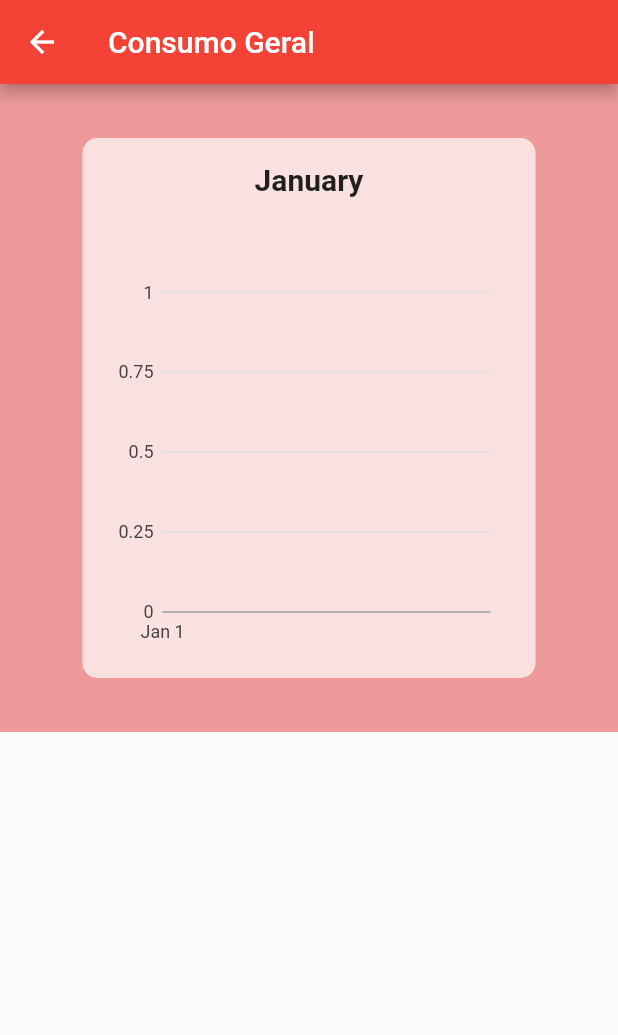
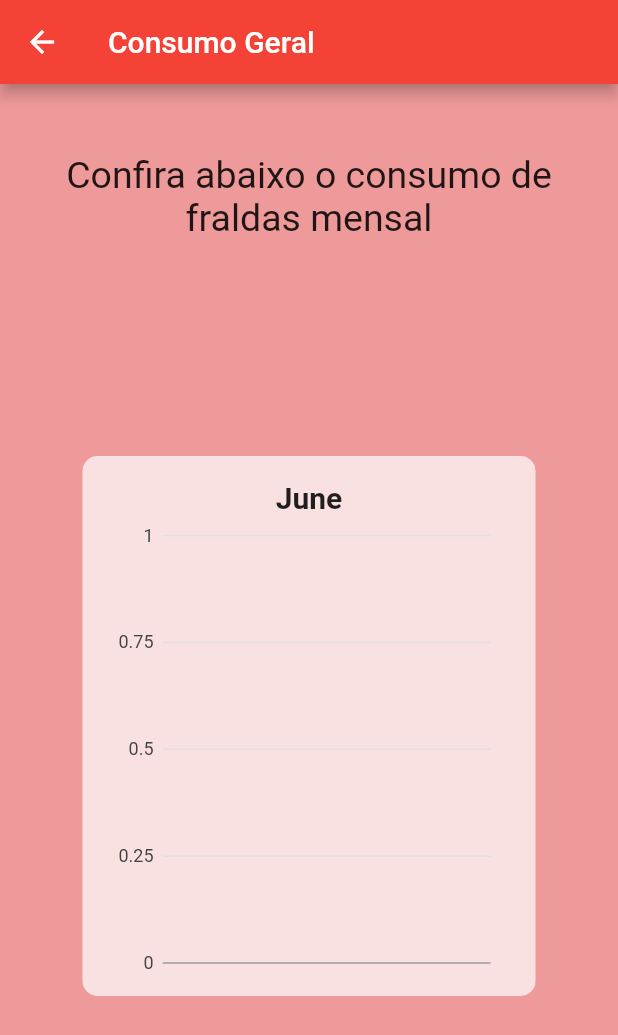
Before and after one commit to brut4luk3/fraldinha, a Flutter app: the screen it shows after launch, after a tap on "Consumo Geral", on a phone screen of 412 x 824 dp. Shown: the top 1035 px of the screen. Run offline on Flutter 3.47's test engine with Material 2 defaults, Android fonts, the phone set to English and light mode, and no system bars; drawn by our look-alikes of carousel_slider; our stand-ins replace charts_flutter, shared_preferences.

Commit message:
Página consumo_geral.dart 100% completa

```diff
--- a/lib/consumo_geral.dart
+++ b/lib/consumo_geral.dart
@@ -20,11 +20,21 @@ class ConsumoGeralPage extends StatelessWidget {
       body: Container(
         color: Colors.red[200],
         padding: EdgeInsets.all(16),
+        child: Column(
+          children: [
+            SizedBox(height: 30),
+            Text(
+              'Confira abaixo o consumo de fraldas mensal',
+              style: TextStyle(fontSize: 25),
+              textAlign: TextAlign.center,
+            ),
+            Expanded(
               child: CarouselSlider(
                 options: CarouselOptions(
                   height: 400,
                   viewportFraction: 0.9,
                   enableInfiniteScroll: false,
+                  initialPage: DateTime.now().month - 1,
                 ),
                 items: completeMonthDataList.map((monthData) {
                   return Container(
@@ -42,7 +52,6 @@ class ConsumoGeralPage extends StatelessWidget {
                           style: TextStyle(fontSize: 20, fontWeight: FontWeight.bold),
                           textAlign: TextAlign.center,
                         ),
-                  SizedBox(height: 50),
                         Expanded(
                           child: Container(
                             child: _buildChart(monthData.diaperChanges),
@@ -54,14 +63,18 @@ class ConsumoGeralPage extends StatelessWidget {
                 }).toList(),
               ),
             ),
+          ],
+        ),
+      ),
     );
   }
 
   List<MonthData> _generateMonthDataList() {
     List<MonthData> completeMonthDataList = [];
+    DateTime now = DateTime.now();
 
     for (int month = 1; month <= 12; month++) {
-      String monthName = DateFormat.MMMM().format(DateTime(2023, month));
+      String monthName = DateFormat.MMMM().format(DateTime(now.year, month));
       List<int> diaperChanges = monthDataList
           .firstWhere((data) => data.monthName == monthName, orElse: () => MonthData(monthName, []))
           .diaperChanges;
@@ -73,20 +86,26 @@ class ConsumoGeralPage extends StatelessWidget {
   }
 
   Widget _buildChart(List<int> diaperChanges) {
-    List<charts.Series<TimeSeriesData, DateTime>> seriesList = [
-      charts.Series<TimeSeriesData, DateTime>(
+    List<charts.Series<TimeSeriesData, String>> seriesList = [
+      charts.Series<TimeSeriesData, String>(
         id: 'Fraldas',
         colorFn: (_, __) => charts.MaterialPalette.blue.shadeDefault,
-        domainFn: (TimeSeriesData data, _) => data.time,
+        domainFn: (TimeSeriesData data, _) => DateFormat('d MMM').format(data.time),
         measureFn: (TimeSeriesData data, _) => data.value,
         data: _generateChartData(diaperChanges),
       ),
     ];
 
-    return charts.TimeSeriesChart(
+    return charts.BarChart(
       seriesList,
       animate: true,
-      dateTimeFactory: const charts.LocalDateTimeFactory(),
+      domainAxis: charts.OrdinalAxisSpec(
+        renderSpec: charts.SmallTickRendererSpec<String>(
+          labelStyle: charts.TextStyleSpec(
+            fontSize: 10,
+          ),
+        ),
+      ),
     );
   }
 
--- a/lib/main.dart
+++ b/lib/main.dart
@@ -2,6 +2,7 @@ import 'package:flutter/material.dart';
 import 'package:carousel_slider/carousel_slider.dart';
 import 'package:intl/intl.dart';
 import 'package:shared_preferences/shared_preferences.dart';
+//import 'package:google_mobile_ads/google_mobile_ads.dart';
 import 'consumo_geral.dart';
 import 'month_data.dart';
 
--- a/pubspec.yaml
+++ b/pubspec.yaml
@@ -31,6 +31,7 @@ dependencies:
   flutter:
     sdk: flutter
   charts_flutter: ^0.12.0
+  google_mobile_ads: ^3.0.0
 
   carousel_slider: ^4.0.0
   intl: ^0.17.0
```
Also changed, not shown: pubspec.lock. Lines whose indentation alone changed are shown as unchanged.
